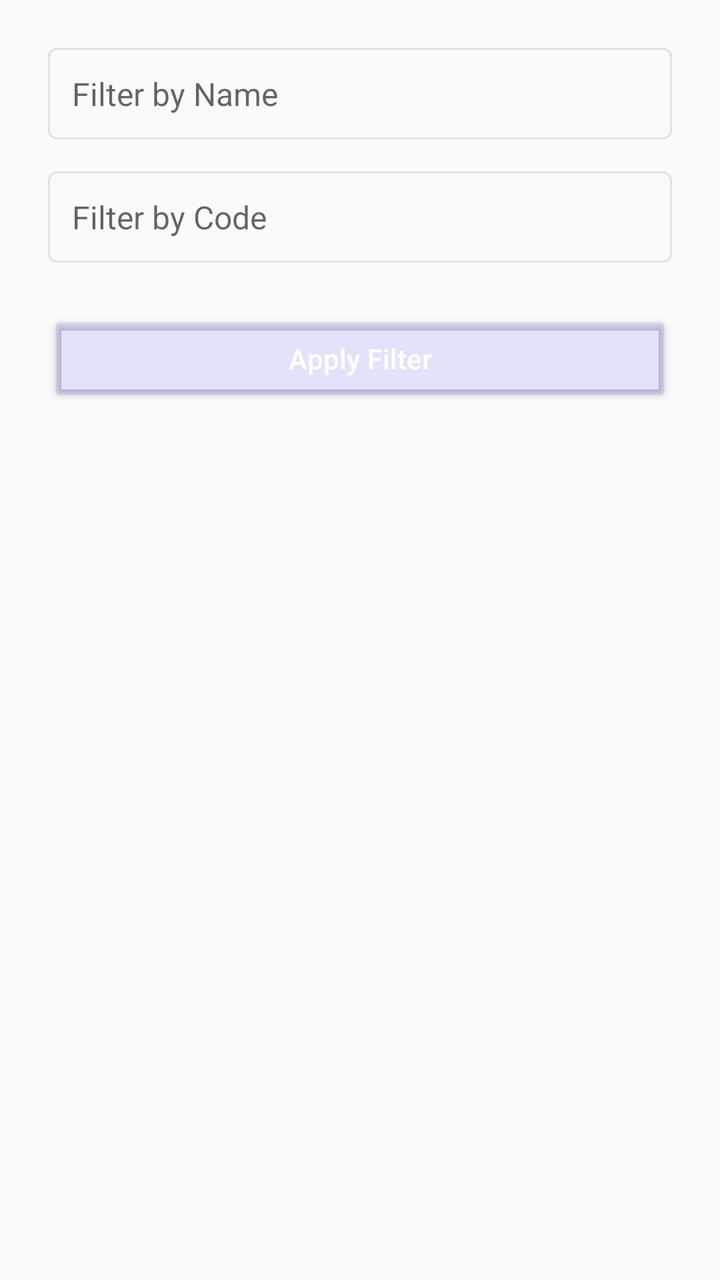
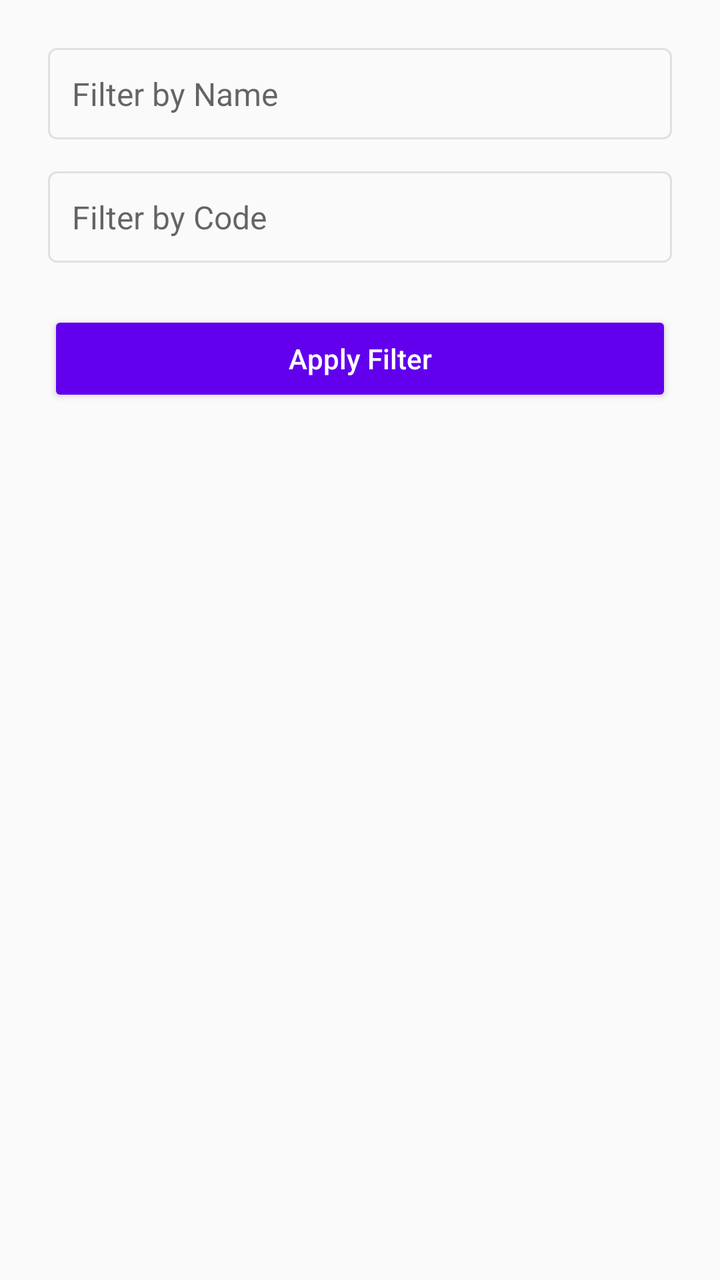

Two renders of the same Android screen: before a commit and after it. Below are the layout's source before the change and the commit's diff.
<!-- AndroidManifest.xml: application theme Theme.AppCompat.Light.DarkActionBar -->
<!-- res/layout/dialog_filter_class.xml -->
<?xml version="1.0" encoding="utf-8"?>
<LinearLayout xmlns:android="http://schemas.android.com/apk/res/android"
    android:layout_width="match_parent"
    android:layout_height="wrap_content"
    android:orientation="vertical"
    android:padding="24dp">

    <EditText
        android:id="@+id/editFilterName"
        android:layout_width="match_parent"
        android:layout_height="wrap_content"
        android:hint="Filter by Name"
        android:inputType="text"
        android:textSize="16sp"
        android:padding="12dp"
        android:background="@drawable/edittext_background"/>

    <EditText
        android:id="@+id/editFilterCode"
        android:layout_width="match_parent"
        android:layout_height="wrap_content"
        android:hint="Filter by Code"
        android:inputType="text"
        android:textSize="16sp"
        android:padding="12dp"
        android:layout_marginTop="16dp"
        android:background="@drawable/edittext_background"/>

    <Button
        android:id="@+id/btnApplyFilter"
        android:layout_width="match_parent"
        android:layout_height="48dp"
        android:text="Apply Filter"
        android:layout_marginTop="24dp"
        android:backgroundTint="#1b1b1cff"
        android:textColor="@android:color/white"
        android:textAllCaps="false"/>
</LinearLayout>
<!-- resources referenced by this layout -->
<resources>
  <!-- drawable edittext_background (drawable) -->
  <?xml version="1.0" encoding="utf-8"?>
  <shape xmlns:android="http://schemas.android.com/apk/res/android">
      <solid android:color="@android:color/transparent"/>
      <corners android:radius="4dp"/>
      <stroke android:width="1dp" android:color="#E0E0E0"/>
      <padding android:left="8dp" android:top="8dp" android:right="8dp" android:bottom="8dp"/>
  </shape>
</resources>

<!-- the commit's change to res/layout/dialog_filter_class.xml (unified diff, before → after) -->
@@ -32,7 +32,7 @@
         android:layout_height="48dp"
         android:text="Apply Filter"
         android:layout_marginTop="24dp"
-        android:backgroundTint="#1b1b1cff"
+        android:backgroundTint="#6200EE"
         android:textColor="@android:color/white"
         android:textAllCaps="false"/>
 </LinearLayout>
